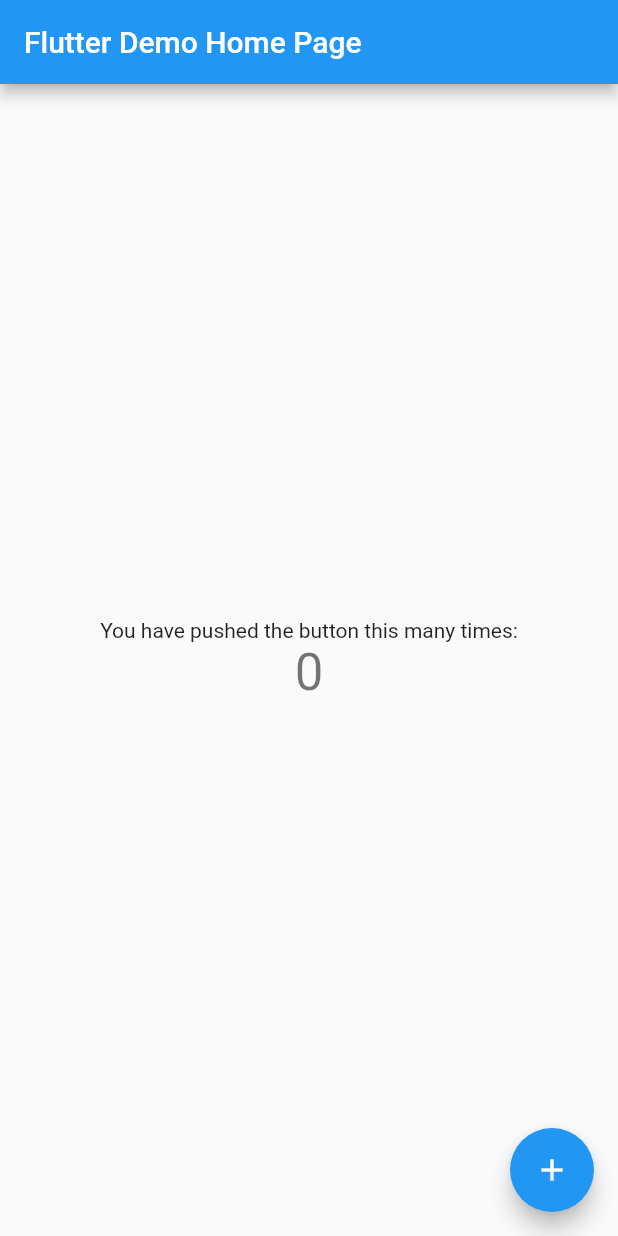
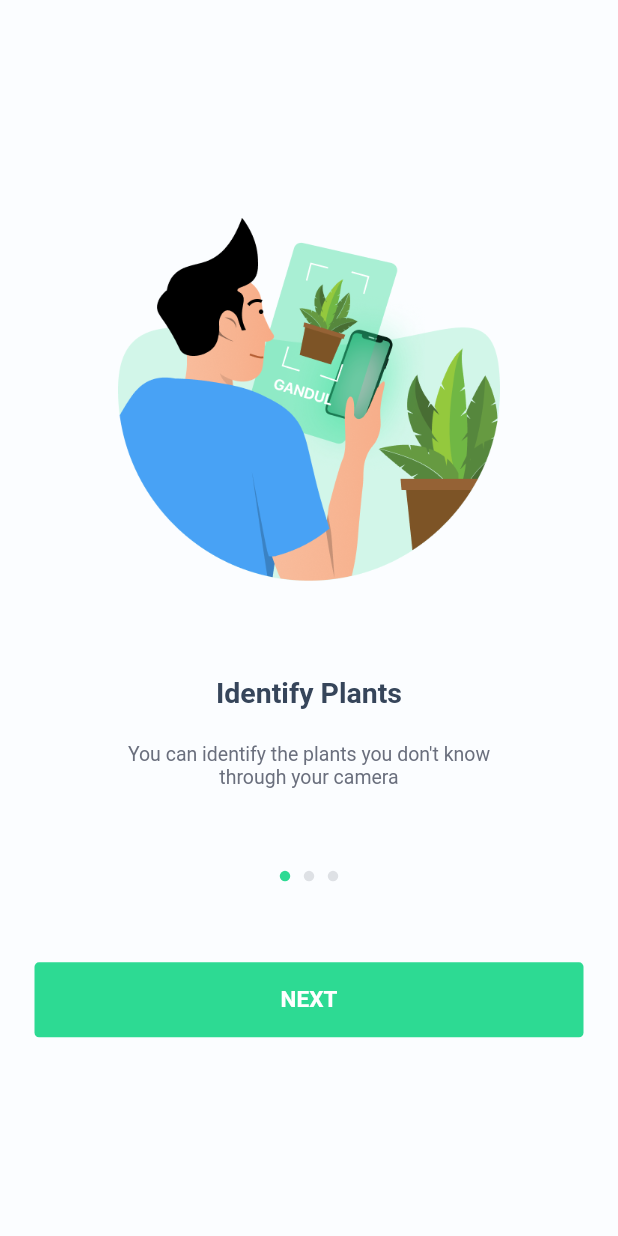
Before and after one commit to Syahro/plant_app, a Flutter app: the screen it shows after launch, on a phone screen of 412 x 824 dp. Run offline on Flutter 3.47's test engine with Material 2 defaults, Android fonts, the phone set to English and light mode, and no system bars.

Commit message:
done modified onboardingPage and add some assets or setting support

```diff
--- a/lib/main.dart
+++ b/lib/main.dart
@@ -1,113 +1,26 @@
 import 'package:flutter/material.dart';
+import 'package:plant_app/pages/boarding_page.dart';
 
-void main() {
-  runApp(MyApp());
-}
+void main() => runApp(MyApp());
 
 class MyApp extends StatelessWidget {
-  // This widget is the root of your application.
   @override
   Widget build(BuildContext context) {
     return MaterialApp(
-      title: 'Flutter Demo',
-      theme: ThemeData(
-        // This is the theme of your application.
-        //
-        // Try running your application with "flutter run". You'll see the
-        // application has a blue toolbar. Then, without quitting the app, try
-        // changing the primarySwatch below to Colors.green and then invoke
-        // "hot reload" (press "r" in the console where you ran "flutter run",
-        // or simply save your changes to "hot reload" in a Flutter IDE).
-        // Notice that the counter didn't reset back to zero; the application
-        // is not restarted.
-        primarySwatch: Colors.blue,
+      debugShowCheckedModeBanner: false,
+      home: BoardingPage(
+        widthImage: 255.0,
+        heightImage: 255.14,
+        imageUrl: 'assets/illustration1.png',
+        title: 'Identify Plants',
+        subTitle:
+            'You can identify the plants you don\'t know\nthrough your camera',
+        isBullOne: true,
+        isBullTwo: false,
+        isBullThree: false,
+        textButton: 'NEXT',
+        isAction: 'nextOne',
       ),
-      home: MyHomePage(title: 'Flutter Demo Home Page'),
     );
   }
 }
-
-class MyHomePage extends StatefulWidget {
-  MyHomePage({Key key, this.title}) : super(key: key);
-
-  // This widget is the home page of your application. It is stateful, meaning
-  // that it has a State object (defined below) that contains fields that affect
-  // how it looks.
-
-  // This class is the configuration for the state. It holds the values (in this
-  // case the title) provided by the parent (in this case the App widget) and
-  // used by the build method of the State. Fields in a Widget subclass are
-  // always marked "final".
-
-  final String title;
-
-  @override
-  _MyHomePageState createState() => _MyHomePageState();
-}
-
-class _MyHomePageState extends State<MyHomePage> {
-  int _counter = 0;
-
-  void _incrementCounter() {
-    setState(() {
-      // This call to setState tells the Flutter framework that something has
-      // changed in this State, which causes it to rerun the build method below
-      // so that the display can reflect the updated values. If we changed
-      // _counter without calling setState(), then the build method would not be
-      // called again, and so nothing would appear to happen.
-      _counter++;
-    });
-  }
-
-  @override
-  Widget build(BuildContext context) {
-    // This method is rerun every time setState is called, for instance as done
-    // by the _incrementCounter method above.
-    //
-    // The Flutter framework has been optimized to make rerunning build methods
-    // fast, so that you can just rebuild anything that needs updating rather
-    // than having to individually change instances of widgets.
-    return Scaffold(
-      appBar: AppBar(
-        // Here we take the value from the MyHomePage object that was created by
-        // the App.build method, and use it to set our appbar title.
-        title: Text(widget.title),
-      ),
-      body: Center(
-        // Center is a layout widget. It takes a single child and positions it
-        // in the middle of the parent.
-        child: Column(
-          // Column is also a layout widget. It takes a list of children and
-          // arranges them vertically. By default, it sizes itself to fit its
-          // children horizontally, and tries to be as tall as its parent.
-          //
-          // Invoke "debug painting" (press "p" in the console, choose the
-          // "Toggle Debug Paint" action from the Flutter Inspector in Android
-          // Studio, or the "Toggle Debug Paint" command in Visual Studio Code)
-          // to see the wireframe for each widget.
-          //
-          // Column has various properties to control how it sizes itself and
-          // how it positions its children. Here we use mainAxisAlignment to
-          // center the children vertically; the main axis here is the vertical
-          // axis because Columns are vertical (the cross axis would be
-          // horizontal).
-          mainAxisAlignment: MainAxisAlignment.center,
-          children: <Widget>[
-            Text(
-              'You have pushed the button this many times:',
-            ),
-            Text(
-              '$_counter',
-              style: Theme.of(context).textTheme.headline4,
-            ),
-          ],
-        ),
-      ),
-      floatingActionButton: FloatingActionButton(
-        onPressed: _incrementCounter,
-        tooltip: 'Increment',
-        child: Icon(Icons.add),
-      ), // This trailing comma makes auto-formatting nicer for build methods.
-    );
-  }
-}
--- /dev/null
+++ b/lib/pages/boarding_page.dart
@@ -0,0 +1,163 @@
+import 'package:flutter/material.dart';
+import 'package:plant_app/theme.dart';
+import 'package:plant_app/widget/onboard_bullet.dart';
+
+class BoardingPage extends StatelessWidget {
+  final double widthImage;
+  final double heightImage;
+  final String imageUrl;
+  final String title;
+  final String subTitle;
+  final bool isBullOne;
+  final bool isBullTwo;
+  final bool isBullThree;
+  final String textButton;
+  final String isAction;
+
+  BoardingPage({
+    this.widthImage,
+    this.heightImage,
+    this.imageUrl,
+    this.title,
+    this.subTitle,
+    this.isBullOne,
+    this.isBullTwo,
+    this.isBullThree,
+    this.textButton,
+    this.isAction,
+  });
+  @override
+  Widget build(BuildContext context) {
+    return Scaffold(
+      backgroundColor: backgroundColor,
+      body: Center(
+        child: Column(
+          mainAxisAlignment: MainAxisAlignment.center,
+          children: [
+            Image.asset(
+              imageUrl,
+              width: widthImage,
+              height: heightImage,
+            ),
+            SizedBox(
+              height: 63,
+            ),
+            Text(
+              title,
+              style: TextStyle(
+                fontSize: 19,
+                fontWeight: FontWeight.bold,
+                color: darkColor,
+              ),
+            ),
+            SizedBox(
+              height: 23,
+            ),
+            Text(
+              subTitle,
+              style: TextStyle(
+                fontSize: 13,
+                fontWeight: FontWeight.w400,
+                color: darkGreyColor,
+              ),
+              textAlign: TextAlign.center,
+            ),
+            SizedBox(
+              height: 55,
+            ),
+            Row(
+              mainAxisAlignment: MainAxisAlignment.center,
+              children: [
+                OnboardBullet(isBullOne),
+                SizedBox(
+                  width: 9,
+                ),
+                OnboardBullet(isBullTwo),
+                SizedBox(
+                  width: 9,
+                ),
+                OnboardBullet(isBullThree),
+              ],
+            ),
+            SizedBox(
+              height: 54,
+            ),
+            Padding(
+              padding: EdgeInsets.symmetric(
+                horizontal: defaultMargin,
+              ),
+              child: Container(
+                width: double.infinity,
+                height: 50,
+                child: FlatButton(
+                  onPressed: () {
+                    (isAction == "nextOne")
+                        ? Navigator.push(
+                            context,
+                            MaterialPageRoute(
+                              builder: (context) {
+                                return BoardingPage(
+                                  widthImage: 286.0,
+                                  heightImage: 277.14,
+                                  imageUrl: 'assets/illustration2.png',
+                                  title: 'Learn Many Plants Species',
+                                  subTitle:
+                                      'Let\'s learn about the many plant species that\nexist in this world',
+                                  isBullOne: false,
+                                  isBullTwo: true,
+                                  isBullThree: false,
+                                  textButton: 'NEXT',
+                                  isAction: 'nextLast',
+                                );
+                              },
+                            ),
+                          )
+                        : (isAction == "nextLast")
+                            ? Navigator.push(
+                                context,
+                                MaterialPageRoute(
+                                  builder: (context) {
+                                    return BoardingPage(
+                                      widthImage: 317.0,
+                                      heightImage: 272.14,
+                                      imageUrl: 'assets/illustration3.png',
+                                      title: 'Read Many Articles About Plant',
+                                      subTitle:
+                                          'Let\'s learn more about beautiful plants and read\nmany articles about plants and gardening',
+                                      isBullOne: false,
+                                      isBullTwo: false,
+                                      isBullThree: true,
+                                      textButton: 'LOGIN',
+                                      isAction: 'signIn',
+                                    );
+                                  },
+                                ),
+                              )
+                            : Navigator.push(
+                                context,
+                                MaterialPageRoute(
+                                  builder: (context) {},
+                                ),
+                              );
+                  },
+                  color: lightGreenColor,
+                  child: Text(
+                    textButton,
+                    style: TextStyle(
+                      fontSize: 15,
+                      color: whiteColor,
+                      fontWeight: FontWeight.bold,
+                    ),
+                  ),
+                  shape: RoundedRectangleBorder(
+                    borderRadius: BorderRadius.circular(3),
+                  ),
+                ),
+              ),
+            ),
+          ],
+        ),
+      ),
+    );
+  }
+}
--- /dev/null
+++ b/lib/theme.dart
@@ -0,0 +1,12 @@
+import 'package:flutter/material.dart';
+
+final double defaultMargin = 23.0;
+
+Color backgroundColor = Color(0XFFFBFDFF);
+Color lightGreenColor = Color(0XFF2DDA93);
+Color darkColor = Color(0XFF36455A);
+Color lightDarkColor = Color(0XFF495566);
+Color darkGreyColor = Color(0XFF6A6F7D);
+Color whiteColor = Color(0XFFFFFFFF);
+Color blueColor = Color(0XFF48A2F5);
+Color yellowColor = Color(0XFFFFCD00);
--- /dev/null
+++ b/lib/widget/onboard_bullet.dart
@@ -0,0 +1,20 @@
+import 'package:flutter/material.dart';
+
+import '../theme.dart';
+
+class OnboardBullet extends StatelessWidget {
+  final bool isActive;
+
+  OnboardBullet(this.isActive);
+  @override
+  Widget build(BuildContext context) {
+    return Container(
+      height: 7,
+      width: 7,
+      decoration: BoxDecoration(
+        color: isActive ? lightGreenColor : darkGreyColor.withOpacity(0.2),
+        borderRadius: BorderRadius.circular(3.5),
+      ),
+    );
+  }
+}
--- a/pubspec.yaml
+++ b/pubspec.yaml
@@ -45,8 +45,8 @@ flutter:
   uses-material-design: true
 
   # To add assets to your application, add an assets section, like this:
-  # assets:
-  #   - images/a_dot_burr.jpeg
+  assets:
+    - assets/
   #   - images/a_dot_ham.jpeg
 
   # An image asset can refer to one or more resolution-specific "variants", see
```
Also changed, not shown: assets/illustration1.png (added), assets/illustration2.png (added), assets/illustration3.png (added).
